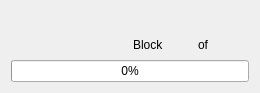
Qt form tradingfootball/waitmodaldialog.ui (protoblock/protoblock) before a commit.
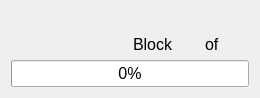
The same form after that commit.

What changed in the file:
```diff
--- a/tradingfootball/waitmodaldialog.ui
+++ b/tradingfootball/waitmodaldialog.ui
@@ -10,6 +10,11 @@
     <height>93</height>
    </rect>
   </property>
+  <property name="font">
+   <font>
+    <pointsize>12</pointsize>
+   </font>
+  </property>
   <property name="windowTitle">
    <string>Dialog</string>
   </property>
```
Left out of the diff: 11 changed lines with no effect on the pictures.
